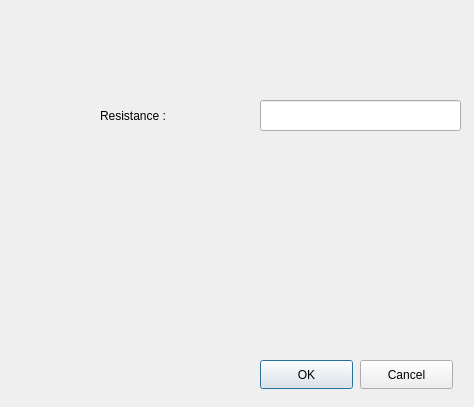
Before: the Qt Designer form resistordialog.ui in chewoo/L2Spice, drawn with Qt 5.
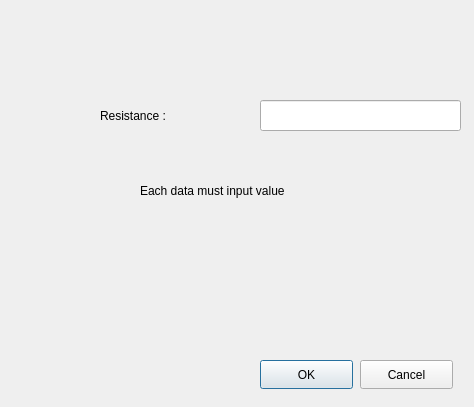
After: the same form once the commit is applied.

Commit message: fixed input value bug

Patch:
```diff
--- a/resistordialog.ui
+++ b/resistordialog.ui
@@ -68,6 +68,19 @@
     <string>Resistance :</string>
    </property>
   </widget>
+  <widget class="QLabel" name="warning">
+   <property name="geometry">
+    <rect>
+     <x>140</x>
+     <y>180</y>
+     <width>191</width>
+     <height>21</height>
+    </rect>
+   </property>
+   <property name="text">
+    <string>Each data must input value</string>
+   </property>
+  </widget>
  </widget>
  <resources/>
  <connections/>
```
The commit also changes 14 other files.
